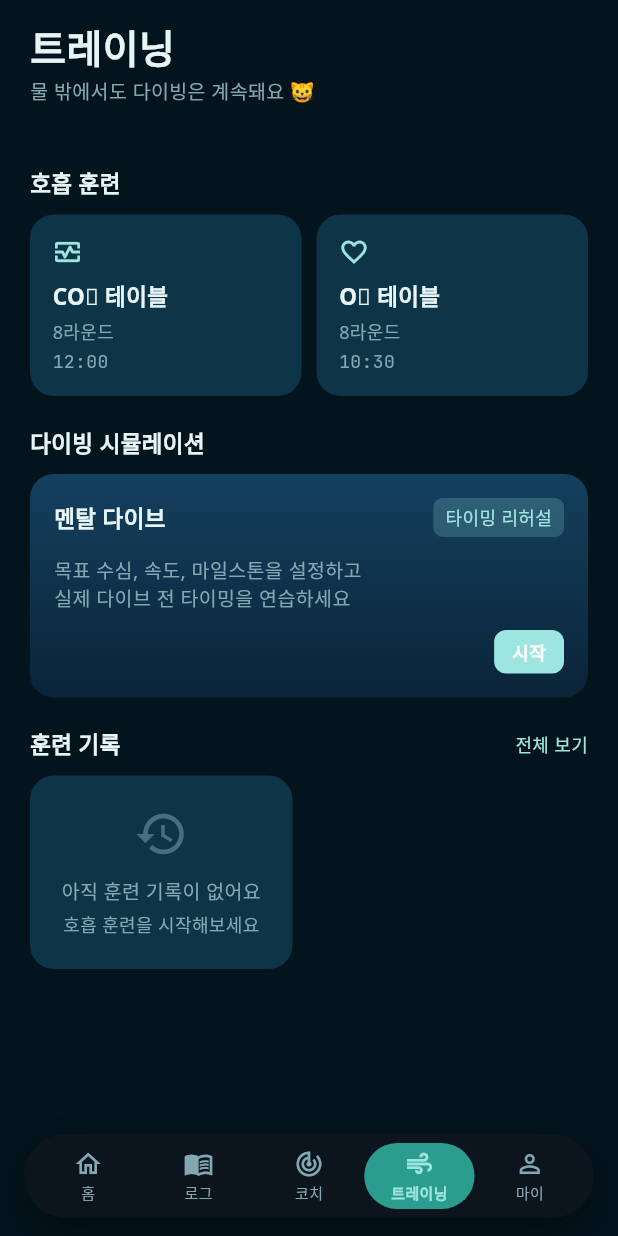
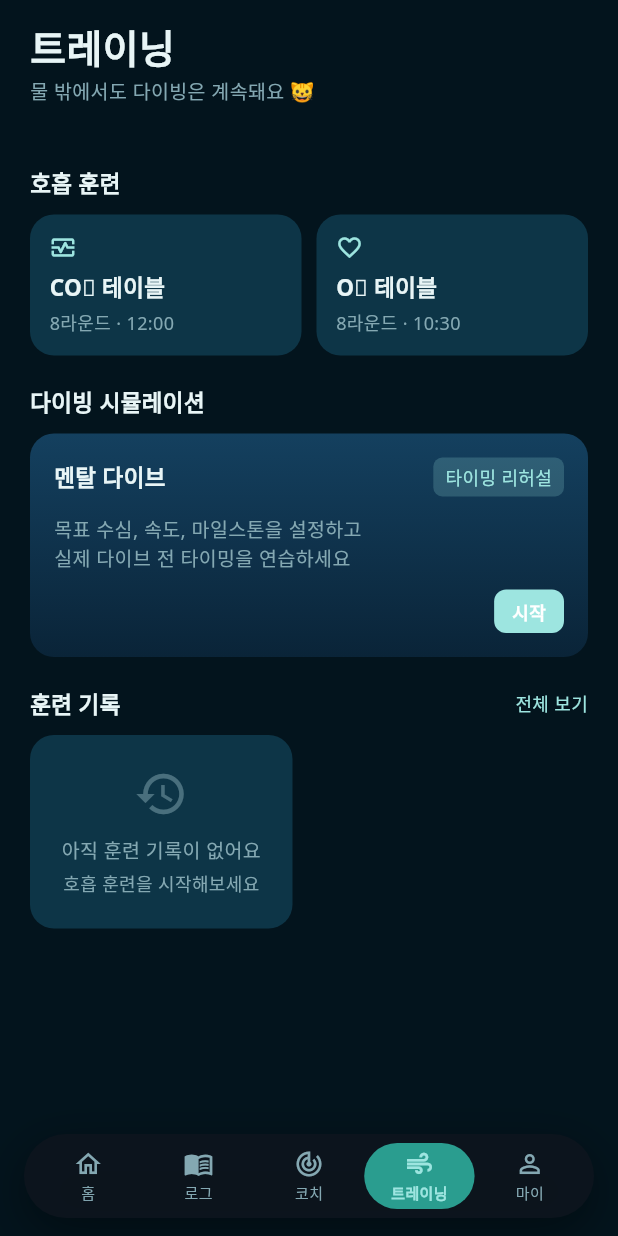
Before and after one commit to elain2/freedive_coach_app, a Flutter app: the screen it shows after launch, item 4 of the bottom bar chosen, on a phone screen of 412 x 824 dp. Run offline on Flutter 3.47's test engine with Material 3 defaults, Android fonts, the phone set to English and light mode, and no system bars; our stand-ins replace audioplayers, file_picker, fl_chart, flutter_dotenv, google_fonts, image_picker and 7 more; missing offline and left inert: flutter_sound, video_thumbnail; accounts and stored records are empty.

Commit message:
fix: Resolve breath card layout overflow in training screen
Reduced padding and spacing, combined rounds and duration into single line
to prevent RenderFlex overflow.

Co-Authored-By: Claude Opus 4.5 <noreply@anthropic.com>

```diff
--- a/freedive_coach/lib/screens/training_screen.dart
+++ b/freedive_coach/lib/screens/training_screen.dart
@@ -141,18 +141,16 @@ class _TrainingScreenState extends State<TrainingScreen> {
         );
       },
       child: SurfaceCard(
-        padding: const EdgeInsets.all(14),
+        padding: const EdgeInsets.all(12),
         borderColor: Colors.transparent,
         child: Column(
           crossAxisAlignment: CrossAxisAlignment.start,
           children: [
-            Icon(icon, size: 20, color: AppColors.primaryBright),
-            const SizedBox(height: 8),
+            Icon(icon, size: 18, color: AppColors.primaryBright),
+            const SizedBox(height: 6),
             Text(title, style: AppTextStyles.sectionTitle),
             const SizedBox(height: 4),
-            Text(rounds, style: AppTextStyles.caption),
-            const SizedBox(height: 2),
-            Text(duration, style: AppTextStyles.monoSmall),
+            Text('$rounds · $duration', style: AppTextStyles.caption),
           ],
         ),
       ),
```
